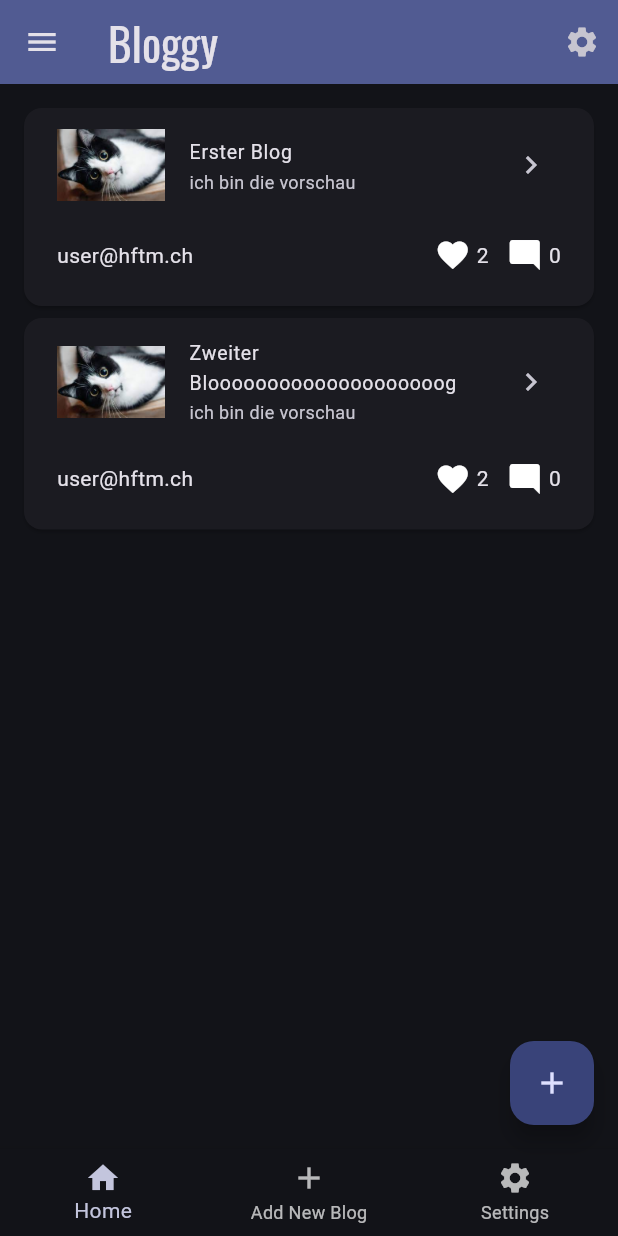
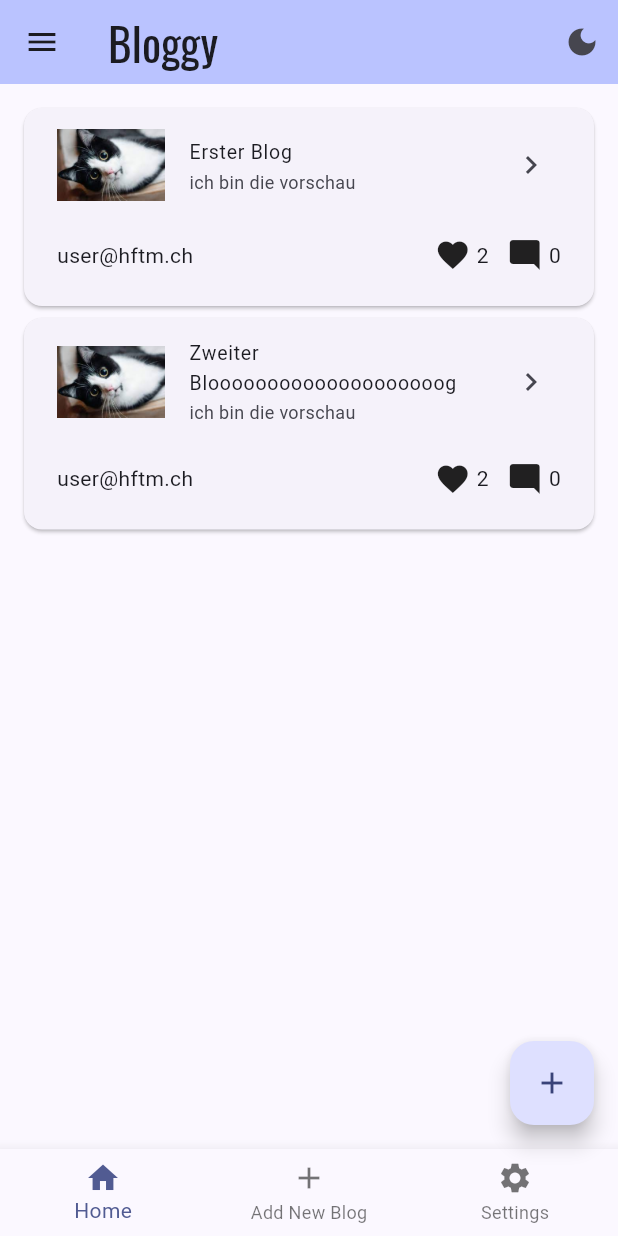
Before and after one commit to JasminKeller/blogApp, a Flutter app: the screen it shows after launch, on a phone screen of 412 x 824 dp. Run offline on Flutter 3.47's test engine with Material 3 defaults, Android fonts, the phone set to English and light mode, and no system bars; our stand-ins replace google_fonts.

Commit message:
added dark and light mode iin the right corner

```diff
--- a/lib/main.dart
+++ b/lib/main.dart
@@ -1,9 +1,13 @@
 import 'package:blogapp/screens/home_screen.dart';
+import 'package:blogapp/theme/theme_provider.dart';
 import 'package:flutter/material.dart';
-import 'package:google_fonts/google_fonts.dart';
+import 'package:provider/provider.dart';
 
 void main() {
-  runApp(const MyApp());
+  runApp(
+    ChangeNotifierProvider(create: (context) => ThemeProvider(),
+    child: const MyApp())
+  );
 }
 
 class MyApp extends StatelessWidget {
@@ -14,26 +18,10 @@ class MyApp extends StatelessWidget {
     return MaterialApp(
       debugShowCheckedModeBanner: false,
       title: 'Bloggy',
-      theme: ThemeData(
-        colorScheme: ColorScheme.fromSeed(
-            seedColor: Colors.indigo,
-            brightness: Brightness.dark,
-        ),
-        textTheme: TextTheme(
-          displayLarge: const TextStyle(
-            fontSize: 72,
-            fontWeight: FontWeight.bold,
-          ),
-          // ···
-          titleLarge: GoogleFonts.oswald(
-            fontSize: 30,
-            fontStyle: FontStyle.normal,
-          ),
-          bodyMedium: GoogleFonts.roboto(),
-          displaySmall: GoogleFonts.pacifico(),
-        ),
-        useMaterial3: true,
-      ),
+      // For Smartphone driven light/dark Mode
+      // theme: lightMode,
+      // darkTheme: darkMode,
+      theme: Provider.of<ThemeProvider>(context).themeData,
       home: const HomeScreen(title: 'Bloggy'),
     );
   }
--- a/lib/screens/home_screen.dart
+++ b/lib/screens/home_screen.dart
@@ -1,9 +1,12 @@
 import 'package:blogapp/screens/blogadd_screen.dart';
 import 'package:blogapp/screens/settings_screen.dart';
 import 'package:blogapp/services/blog_repository.dart';
+import 'package:blogapp/theme/theme_provider.dart';
 import 'package:flutter/material.dart';
+import 'package:provider/provider.dart';
 
 import '../entity/blog_entity.dart';
+import '../theme/theme.dart';
 import '../widget/blog_card_widget.dart';
 import 'bloghome_screen.dart';
 
@@ -54,6 +57,10 @@ class _HomeScreenState extends State<HomeScreen> {
       BlogHomeScreen(blogs: blogs),BlogAddScreen(), SettingsScreen()
     ];
 
+    //  light and darkmode icon change
+    var themeProvider = Provider.of<ThemeProvider>(context);
+    bool isDarkMode = themeProvider.themeData == darkMode;
+
 
     return Scaffold(
       appBar: AppBar(
@@ -66,12 +73,9 @@ class _HomeScreenState extends State<HomeScreen> {
         ),
        actions: [
          IconButton(
-           icon: const Icon(Icons.settings),
+           icon: Icon(isDarkMode ? Icons.light_mode : Icons.dark_mode),
            onPressed: () {
-             Navigator.push(
-                 context,
-                 MaterialPageRoute(builder: (context) => const SettingsScreen())
-             );
+             Provider.of<ThemeProvider>(context, listen:false).toggleTheme();
            },
          )
        ],
--- /dev/null
+++ b/lib/theme/theme.dart
@@ -0,0 +1,46 @@
+import 'package:flutter/material.dart';
+import 'package:google_fonts/google_fonts.dart';
+
+// Dart/Ligt Mode Tutorial https://www.youtube.com/watch?v=-jdtfJe_sII
+
+ThemeData lightMode = ThemeData(
+  colorScheme: ColorScheme.fromSeed(
+    seedColor: Colors.indigo,
+    brightness: Brightness.light,
+  ),
+  textTheme: TextTheme(
+    displayLarge: const TextStyle(
+      fontSize: 72,
+      fontWeight: FontWeight.bold,
+    ),
+    // ···
+    titleLarge: GoogleFonts.oswald(
+      fontSize: 30,
+      fontStyle: FontStyle.normal,
+    ),
+    bodyMedium: GoogleFonts.roboto(),
+    displaySmall: GoogleFonts.pacifico(),
+  ),
+  useMaterial3: true,
+);
+
+ThemeData darkMode = ThemeData(
+  colorScheme: ColorScheme.fromSeed(
+    seedColor: Colors.indigo,
+    brightness: Brightness.dark,
+  ),
+  textTheme: TextTheme(
+    displayLarge: const TextStyle(
+      fontSize: 72,
+      fontWeight: FontWeight.bold,
+    ),
+    // ···
+    titleLarge: GoogleFonts.oswald(
+      fontSize: 30,
+      fontStyle: FontStyle.normal,
+    ),
+    bodyMedium: GoogleFonts.roboto(),
+    displaySmall: GoogleFonts.pacifico(),
+  ),
+  useMaterial3: true,
+);
--- /dev/null
+++ b/lib/theme/theme_provider.dart
@@ -0,0 +1,23 @@
+import 'package:blogapp/theme/theme.dart';
+import 'package:flutter/material.dart';
+
+// to manually change the dark and light Mode
+
+class ThemeProvider with ChangeNotifier {
+  ThemeData _themeData = lightMode;
+
+  ThemeData get themeData => _themeData;
+
+  set themeData(ThemeData themeData) {
+    _themeData = themeData;
+    notifyListeners();
+  }
+
+  void toggleTheme() {
+    if (_themeData == lightMode) {
+      themeData = darkMode;
+    } else {
+      themeData = lightMode;
+    }
+  }
+}
--- a/pubspec.yaml
+++ b/pubspec.yaml
@@ -35,6 +35,7 @@ dependencies:
   # Use with the CupertinoIcons class for iOS style icons.
   cupertino_icons: ^1.0.2
   google_fonts: ^6.0.0
+  provider:
 
 dev_dependencies:
   flutter_test:
```
Also changed, not shown: lib/screens/blogdetail_screen.dart (+2 -5 lines), pubspec.lock.
